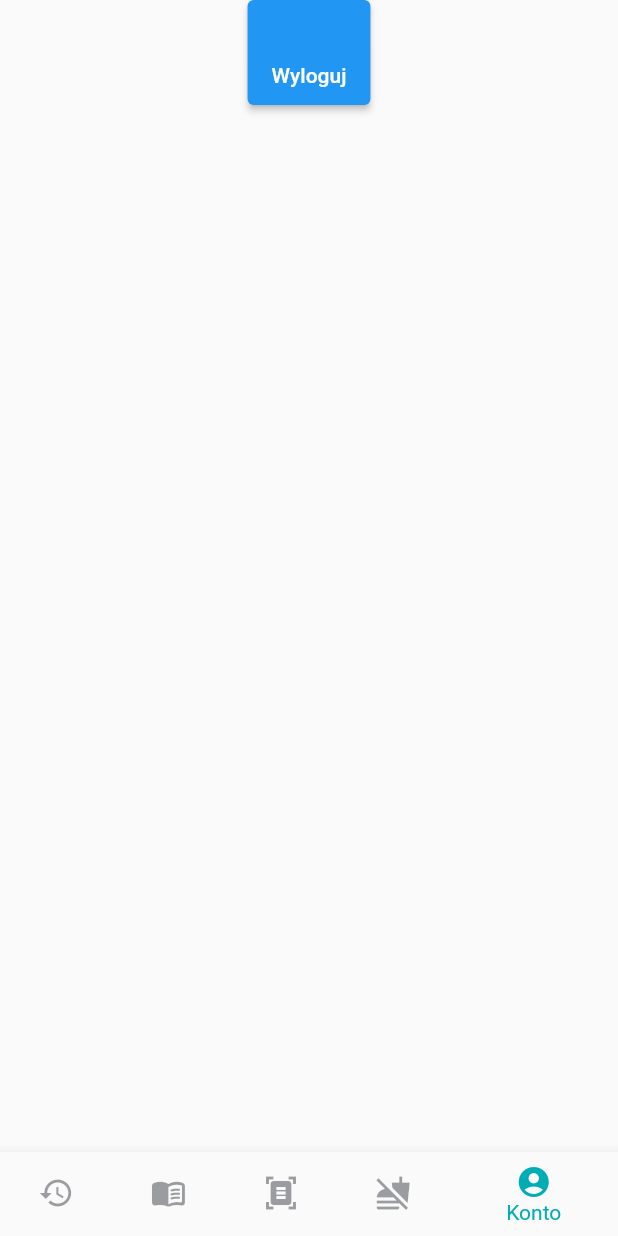
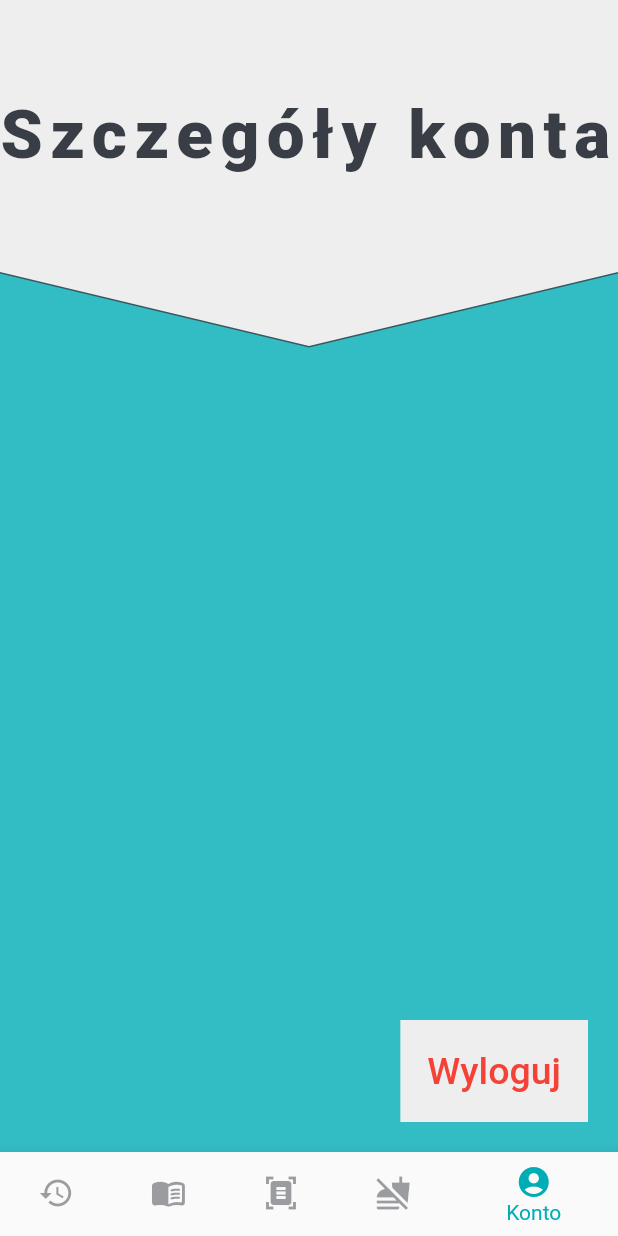
Before and after one commit to Grzechosz/ConsumerAssistant, a Flutter app: the screen it shows once a user with an empty profile is signed in, item 5 of the bottom bar chosen, on a phone screen of 412 x 824 dp. Run offline on Flutter 3.47's test engine with Material 2 defaults, Android fonts, the phone set to English and light mode, and no system bars; our stand-ins replace camera, cloud_firestore, firebase_auth, firebase_core, firebase_storage, flutter_spinkit and 1 more; missing offline and left inert: flutter_tesseract_ocr, opencv_4; accounts and stored records are empty.

Commit message:
demo account_screen

```diff
--- a/lib/constants.dart
+++ b/lib/constants.dart
@@ -54,4 +54,7 @@ class Constants{
   static const String deleteText = "Usuń";
   static const String cancelText = "Anuluj";
   static const String editText = "Edytuj";
+
+  //account
+  static const String accountDetails = "Szczegóły konta";
 }
--- a/lib/screens/home/account_screen.dart
+++ b/lib/screens/home/account_screen.dart
@@ -1,5 +1,9 @@
+import 'package:consciousconsumer/screens/widgets/account/account_background_widget.dart';
 import 'package:consciousconsumer/services/authentication_service.dart';
 import 'package:flutter/material.dart';
+
+import '../../constants.dart';
+import '../widgets/authentication/menu_background_widget.dart';
 
 class AccountScreen extends StatelessWidget{
 
@@ -10,21 +14,35 @@ class AccountScreen extends StatelessWidget{
 
   @override
   Widget build(BuildContext context) {
-    return Column(
-      children: [_buildLogOutButton()],
+    return Stack(
+      children:[
+        const AccountBackgroundWidget(),
+        Align(
+          alignment: Alignment.bottomRight,
+          child: _buildLogOutButton(),
+        )
+      ]
     );
   }
 
 
   static Widget _buildLogOutButton() {
-    return ElevatedButton(
-      onPressed: () async{
-        await _authService.logOut();
-      },
-      child: const Text("Wyloguj",
-      style: TextStyle(
-        height: 5
-      ),),
+    return Container(
+      padding: const EdgeInsets.all(10),
+      margin: const EdgeInsets.only(bottom: 20, right: 20),
+      color: Constants.light,
+      child: TextButton(
+        onPressed: () async{
+          await _authService.logOut();
+        },
+        child: const Text(
+            "Wyloguj",
+          style: TextStyle(
+            fontSize: 25,
+            color: Colors.red
+          ),
+        ),
+      ),
     );
   }
 
--- a/lib/screens/home/products_screen.dart
+++ b/lib/screens/home/products_screen.dart
@@ -93,7 +93,7 @@ class ProductsScreenState extends State<ProductsScreen>{
         },
       );
     }else{
-      return const Loading(isReversedColor: true,);
+      return const Loading(isReversedColor: false,);
     }
   }
 }
--- a/lib/screens/navigation_bar.dart
+++ b/lib/screens/navigation_bar.dart
@@ -31,7 +31,7 @@ class _ConsciousConsumerState extends State<ConsciousConsumer> {
     const ProductsScreen(),
     const IngredientsScreen(),
     const Text("Scanner", style: TextStyle(fontSize: 25,fontWeight: FontWeight.bold, color: Colors.black ),),
-    const Text("Excluded", style: TextStyle(fontSize: 25,fontWeight: FontWeight.bold, color: Colors.red),),
+    const Text("Alergeny", style: TextStyle(fontSize: 25,fontWeight: FontWeight.bold, color: Colors.red),),
     const AccountScreen(),
 ];
 
--- /dev/null
+++ b/lib/screens/widgets/account/account_background_widget.dart
@@ -0,0 +1,118 @@
+import 'dart:ui';
+
+import 'package:consciousconsumer/constants.dart';
+import 'package:flutter/cupertino.dart';
+import 'package:flutter/material.dart';
+
+class AccountBackgroundWidget extends StatelessWidget{
+  const AccountBackgroundWidget({super.key});
+
+  @override
+  Widget build(BuildContext context) {
+    return Stack(
+        children: [
+          Container(color: Constants.sea80),
+          ClipPath(
+              clipper: ClipperPathBorder(MediaQuery.of(context).size),
+              child: Container(color: Constants.dark80)
+          ),
+          ClipPath(
+              clipper: MyClipperPath(MediaQuery.of(context).size),
+              child: Container(color: Constants.light)
+          ),
+          Positioned.fill(child: _builtScreenName(context)),
+        ]
+    );
+  }
+
+  Image _buildBackgroundImage(){
+    return Image.asset(Constants.ASSETS_IMAGE + Constants.BACKGROUND_IMAGE,
+      fit: BoxFit.contain,
+      height: double.infinity,
+      width: double.infinity,
+      alignment: Alignment.topCenter,
+    );
+  }
+
+  BackdropFilter _buildBackgroundBlur(){
+    return BackdropFilter(
+      filter: ImageFilter.blur(
+          sigmaX: 0.5,
+          sigmaY: 0.5
+      ),
+      child: Container(
+        decoration: const BoxDecoration(color: Constants.darker70),
+      ),
+    );
+  }
+
+  Container _builtScreenName(BuildContext context) {
+    double screenWidth = MediaQuery.of(context).size.width;
+    double screenHeight = MediaQuery.of(context).size.height;
+    return Container(
+        width: screenWidth*0.9,
+        margin: EdgeInsets.only(top: screenHeight/13),
+        child:
+        const Text(
+          Constants.accountDetails,
+          style: TextStyle(
+              fontWeight: FontWeight.w900,
+              fontSize: 45,
+              letterSpacing: 5,
+              color: Constants.dark
+          ),
+          overflow: TextOverflow.visible,
+          textAlign: TextAlign.center,
+        )
+    );
+  }
+
+}
+
+class MyClipperPath extends CustomClipper<Path> {
+  final constSize;
+  MyClipperPath(this.constSize);
+
+
+  @override
+  Path getClip(Size size) {
+    Path path = Path();
+    path.moveTo(0,0);
+    path.lineTo(constSize.width,0);
+    path.lineTo(constSize.width,22*constSize.height/100);
+    path.lineTo(constSize.width/2,28*constSize.height/100);
+    path.lineTo(0,22*constSize.height/100);
+    path.lineTo(0,constSize.height);
+    path.close();
+    return path;
+  }
+
+  @override
+  bool shouldReclip(covariant CustomClipper<Path> oldClipper) {
+    return false;
+  }
+}
+
+class ClipperPathBorder extends CustomClipper<Path> {
+  final constSize;
+  ClipperPathBorder(Size this.constSize);
+  final int borderSize = 1;
+
+  @override
+  Path getClip(Size size) {
+    Path path = Path();
+    path.moveTo(0,0);
+    path.lineTo(constSize.width,0);
+    path.lineTo(constSize.width,22*constSize.height/100+borderSize);
+    path.lineTo(constSize.width/2,28*constSize.height/100+borderSize);
+    path.lineTo(0,22*constSize.height/100+borderSize);
+    path.lineTo(0,constSize.height);
+    path.close();
+    return path;
+  }
+
+  @override
+  bool shouldReclip(covariant CustomClipper<Path> oldClipper) {
+    return false;
+  }
+}
```
Also changed, not shown: pubspec.lock.
